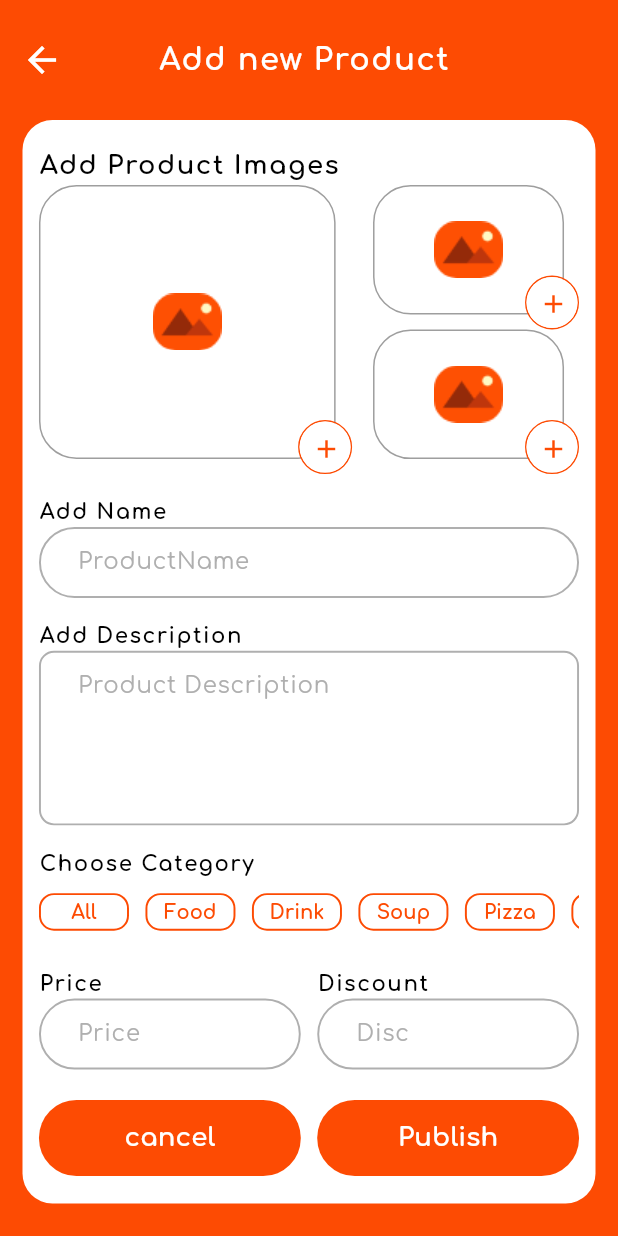
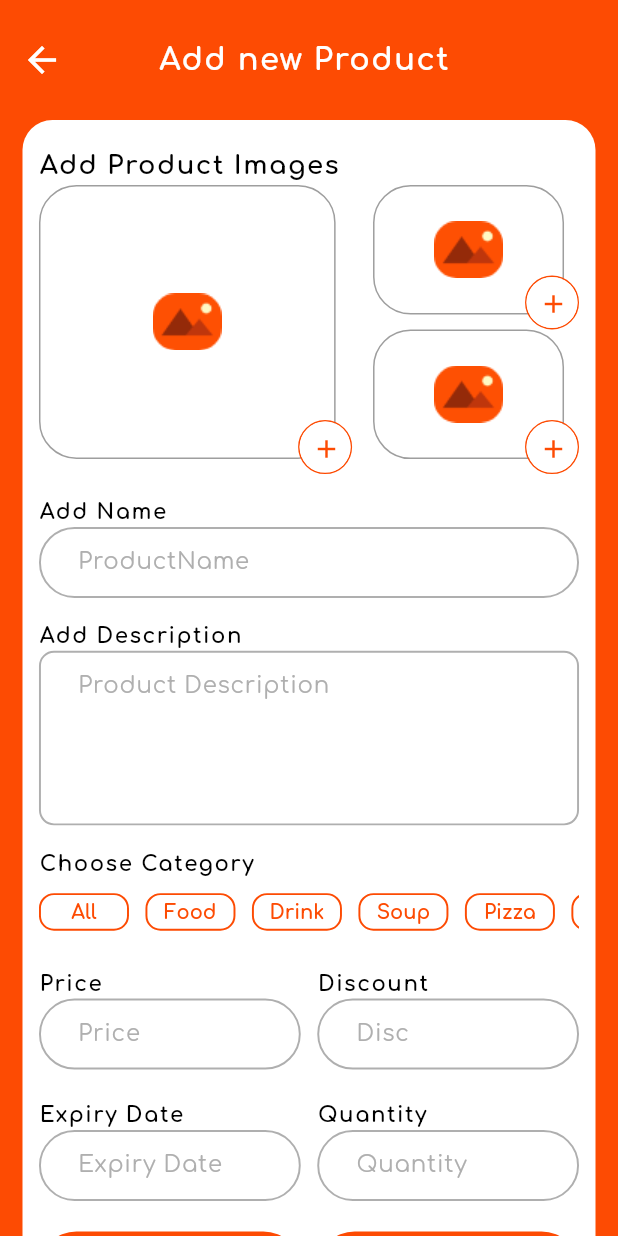
Before and after one commit to 3laaOmran/Graduation_Project, a Flutter app: the AddProduct screen opened by its route, on a phone screen of 412 x 824 dp. Run offline on Flutter 3.47's test engine with Material 3 defaults, Android fonts, the phone set to English and light mode, and no system bars; our stand-ins replace animated_text_kit, bloc, cached_network_image, carousel_slider, dio, flutter_bloc and 9 more; missing offline and left inert: adaptive_action_sheet, drop_down_list, number_pagination; accounts and stored records are empty.

```diff
--- a/two_way_dael/lib/features/seller/home/ui/views/add_product.dart
+++ b/two_way_dael/lib/features/seller/home/ui/views/add_product.dart
@@ -25,6 +25,8 @@ class _AddProductState extends State<AddProduct> {
   TextEditingController discountController = TextEditingController();
   TextEditingController productDescriptionController = TextEditingController();
   TextEditingController priceController = TextEditingController();
+  TextEditingController expirydateController = TextEditingController();
+  TextEditingController quantityController = TextEditingController();
 
   File? imagePick1;
   File? imagePick2;
@@ -241,9 +243,7 @@ class _AddProductState extends State<AddProduct> {
                         ),
                       ),
                     ),
-                    SizedBox(
-                      height: 15.h,
-                    ),
+                    verticalSpace(15),
                     Row(
                       children: [
                         Expanded(
@@ -277,6 +277,46 @@ class _AddProductState extends State<AddProduct> {
                                 keyboardType: TextInputType.number,
                                 isObsecureText: false,
                                 hintText: 'Disc',
+                              ),
+                            ],
+                          ),
+                        ),
+                      ],
+                    ),
+                    verticalSpace(20),
+                    Row(
+                      children: [
+                        Expanded(
+                          child: Column(
+                            crossAxisAlignment: CrossAxisAlignment.start,
+                            children: [
+                              resuableText(
+                                  text: "Expiry Date",
+                                  fontsize: 14.sp,
+                                  fontWeight: FontWeight.bold),
+                              CustomTextFormField(
+                                controller: expirydateController,
+                                keyboardType: TextInputType.datetime,
+                                isObsecureText: false,
+                                hintText: 'Expiry Date',
+                              ),
+                            ],
+                          ),
+                        ),
+                        horizontalSpace(10),
+                        Expanded(
+                          child: Column(
+                            crossAxisAlignment: CrossAxisAlignment.start,
+                            children: [
+                              resuableText(
+                                  text: "Quantity",
+                                  fontsize: 14.sp,
+                                  fontWeight: FontWeight.bold),
+                              CustomTextFormField(
+                                controller: quantityController,
+                                keyboardType: TextInputType.number,
+                                isObsecureText: false,
+                                hintText: 'Quantity',
                               ),
                             ],
                           ),
--- a/two_way_dael/lib/features/seller/home/ui/widgets/seller_change_logo.dart
+++ b/two_way_dael/lib/features/seller/home/ui/widgets/seller_change_logo.dart
@@ -70,9 +70,9 @@ class _SellerChangeLogoState extends State<SellerChangeLogo> {
                                       image: FileImage(imagePick!),
                                       fit: BoxFit.cover,
                                     )
-                                  : image != null
+                                  : image != 'http://2waydeal.online/uploads/default.png'
                                       ? DecorationImage(
-                                          image: NetworkImage(image))
+                                          image: NetworkImage(image!))
                                       : const DecorationImage(
                                           image: AssetImage(
                                               'assets/images/default_profile.png')),
```
Also changed, not shown: two_way_dael/lib/core/networking/dio_helper.dart (+18 -11 lines), two_way_dael/lib/core/routing/app_router.dart (+13 -3 lines), two_way_dael/lib/features/customer/home/ui/Modules/customer_profile_screen.dart (+21 -20 lines), two_way_dael/lib/features/customer/home/ui/widgets/change_profile_photo.dart (+20 -7 lines), two_way_dael/lib/features/seller/home/ui/views/mian_seller_screen.dart (+7 -3 lines).
